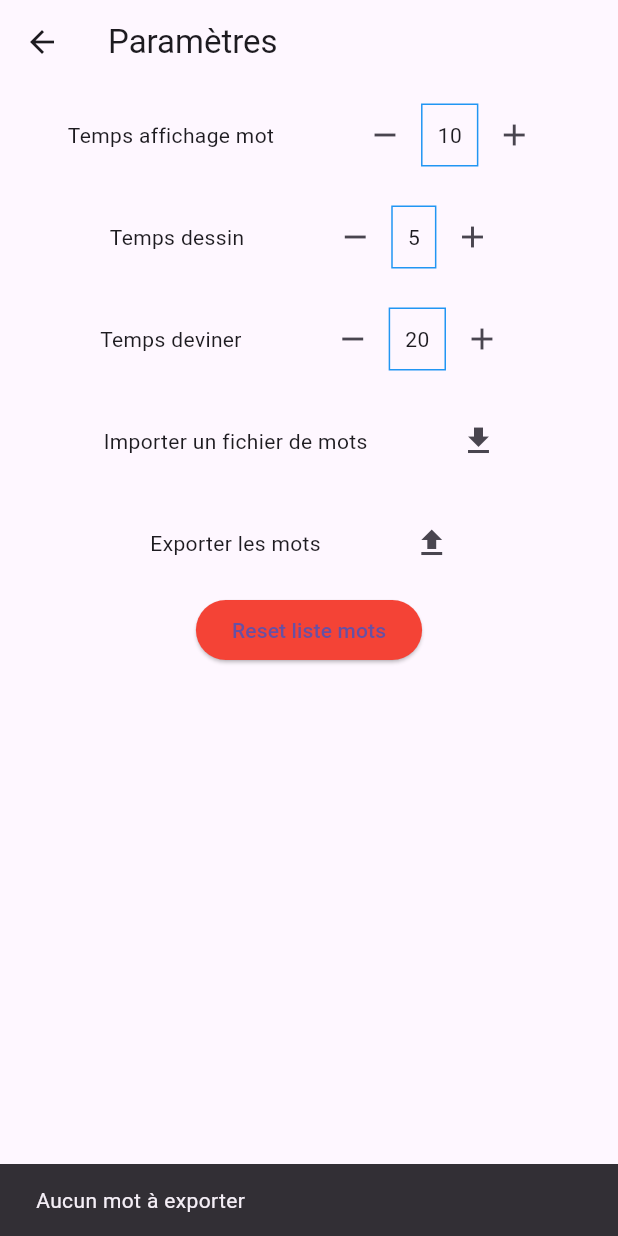
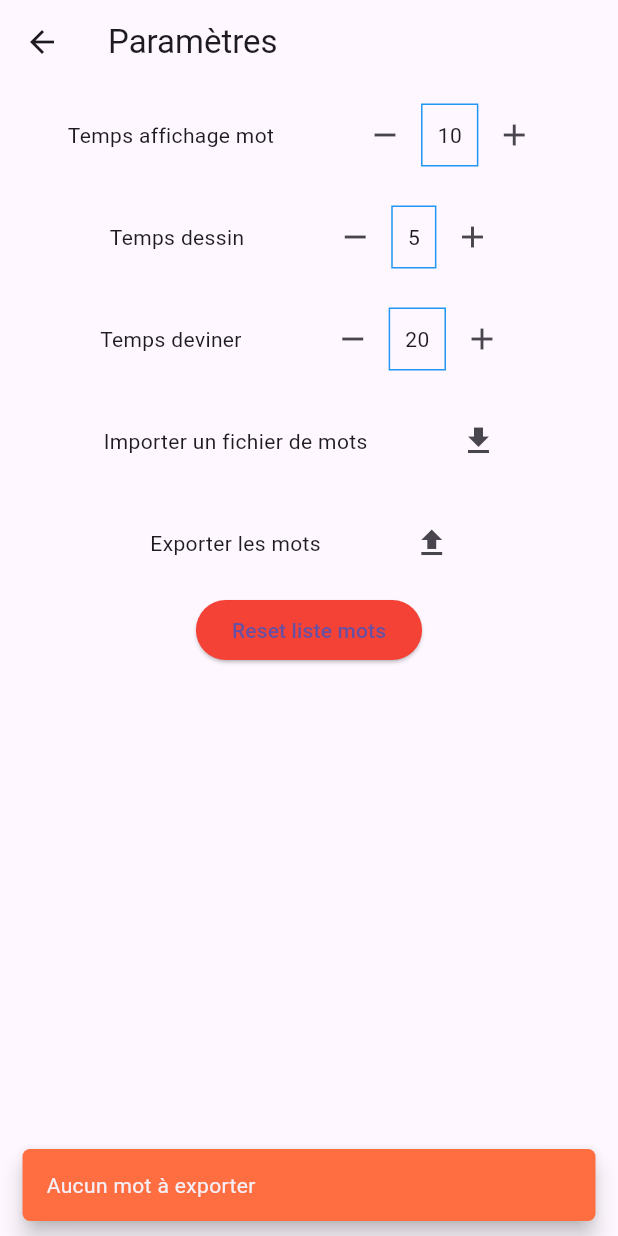
Before and after one commit to fricht/paltan, a Flutter app: the Settings screen opened directly, after a tap on the "upload" icon, on a phone screen of 412 x 824 dp. Run offline on Flutter 3.47's test engine with Material 3 defaults, Android fonts, the phone set to English and light mode, and no system bars; our stand-ins replace audioplayers, file_picker, shared_preferences; accounts and stored records are empty.

Commit message:
What went wrong ? not compiling anymore :(

```diff
--- a/lib/settings.dart
+++ b/lib/settings.dart
@@ -4,6 +4,7 @@ import 'dart:typed_data';
 import 'package:file_picker/file_picker.dart';
 import 'package:flutter/material.dart';
 import 'package:paltan/num_picker.dart';
+import 'package:paltan/utils.dart';
 import 'package:shared_preferences/shared_preferences.dart';
 import 'dart:io';
 
@@ -21,23 +22,17 @@ class _SettingsState extends State<Settings> {
 
   void importWordList() async {
     if (prefs == null) {
-      ScaffoldMessenger.of(context).showSnackBar(
-        const SnackBar(content: Text("Mots pas encore chargés, veuillez attendre quelques secondes."))
-      );
+      showSnackBar(context, const Text("Mots pas encore chargés, veuillez attendre quelques secondes."), null);
       return;
     }
     FilePickerResult? file = await FilePicker.platform.pickFiles();
     if (file == null) {
-      ScaffoldMessenger.of(context).showSnackBar(
-        const SnackBar(content: Text("Aucun fichier séléctionné"))
-      );
+      showSnackBar(context, const Text("Aucun fichier séléctionné"), null);
       return;
     }
     String? path = file.files.single.path;
     if (path == null) {
-      ScaffoldMessenger.of(context).showSnackBar(
-        const SnackBar(content: Text("Erreur lors de l'optension du chemin."))
-      );
+      showSnackBar(context, const Text("Erreur lors de l'optension du chemin."), null);
       return;
     }
     final String data = await File(path).readAsString();
@@ -51,23 +46,17 @@ class _SettingsState extends State<Settings> {
       }
     }
     prefs!.setStringList("paltan.words", savedWords);
-    ScaffoldMessenger.of(context).showSnackBar(
-      SnackBar(content: Text("$wordsCount mots ajoutés"))
-    );
+    showSnackBar(context, Text("$wordsCount mots ajoutés"), null);
   }
 
   void exportWordList() async {
     if (prefs == null) {
-      ScaffoldMessenger.of(context).showSnackBar(
-          const SnackBar(content: Text("Mots pas encore chargés, veuillez attendre quelques secondes."))
-      );
+      showSnackBar(context, const Text("Mots pas encore chargés, veuillez attendre quelques secondes."), null);
       return;
     }
     List<String>? words = prefs!.getStringList("paltan.words");
     if (words == null) {
-      ScaffoldMessenger.of(context).showSnackBar(
-          const SnackBar(content: Text("Aucun mot à exporter"))
-      );
+      showSnackBar(context, const Text("Aucun mot à exporter"), null);
       return;
     }
     String fileData = "";
@@ -82,13 +71,9 @@ class _SettingsState extends State<Settings> {
       bytes: Uint8List.fromList(utf8.encode(fileData))
     );
     if (filePath == null) {
-      ScaffoldMessenger.of(context).showSnackBar(
-       const SnackBar(content: Text("Mots non exportés, aucun fichier séléctionné"))
-      );
+      showSnackBar(context, const Text("Mots non exportés, aucun fichier séléctionné"), null);
     } else {
-      ScaffoldMessenger.of(context).showSnackBar(
-        SnackBar(content: Text("Mots exportés : $filePath"))
-      );
+      showSnackBar(context, Text("Mots exportés : $filePath"), null);
     }
   }
 
@@ -101,7 +86,7 @@ class _SettingsState extends State<Settings> {
           content: const Text("Vous vous apprêtez a supprimer tous les mots."
               "Vous pouvez les exporter pour les réimporter ultérieurement."),
           actions: [
-            TextButton(onPressed: () {Navigator.of(context).pop();}, child: Text("Annuler")),
+            TextButton(onPressed: () {Navigator.of(context).pop();}, child: const Text("Annuler")),
             TextButton(onPressed: () {
               Navigator.of(context).pop();
               flushWords();
@@ -114,15 +99,11 @@ class _SettingsState extends State<Settings> {
 
   void flushWords() {
     if (prefs == null) {
-      ScaffoldMessenger.of(context).showSnackBar(
-          const SnackBar(content: Text("Mots pas encore chargés, veuillez attendre quelques secondes."))
-      );
+      showSnackBar(context, const Text("Mots pas encore chargés, veuillez attendre quelques secondes."), null);
       return;
     }
     prefs!.remove("paltan.words");
-    ScaffoldMessenger.of(context).showSnackBar(
-        const SnackBar(content: Text("La liste de mots a été entièrement supprimée."))
-    );
+    showSnackBar(context, const Text("La liste de mots a été entièrement supprimée."), null);
   }
 
   @override
@@ -187,7 +168,7 @@ class _SettingsState extends State<Settings> {
           ),
           ElevatedButton(
             onPressed: showConfirmFlushWordsDialog,
-            style: const ButtonStyle(backgroundColor: MaterialStatePropertyAll<Color>(Colors.red)),
+            style: const ButtonStyle(backgroundColor: WidgetStatePropertyAll<Color>(Colors.red)),
             child: const Text("Reset liste mots"),
           ),
         ];
--- /dev/null
+++ b/lib/utils.dart
@@ -0,0 +1,15 @@
+import 'package:flutter/material.dart';
+
+void showSnackBar(BuildContext context, Widget content, SnackBarAction? action) {
+  ScaffoldMessenger.of(context).showSnackBar(
+    SnackBar(
+      backgroundColor: Colors.deepOrangeAccent,
+      dismissDirection: DismissDirection.horizontal,
+      shape: RoundedRectangleBorder(borderRadius: BorderRadius.circular(5.0)),
+      behavior: SnackBarBehavior.floating,
+      content: content,
+      action: action,
+    ),
+    snackBarAnimationStyle: AnimationStyle(curve: Curves.bounceOut)
+  );
+}
```
Also changed, not shown: lib/menu.dart (+4 -3 lines), lib/words.dart (+9 -12 lines), pubspec.lock.
